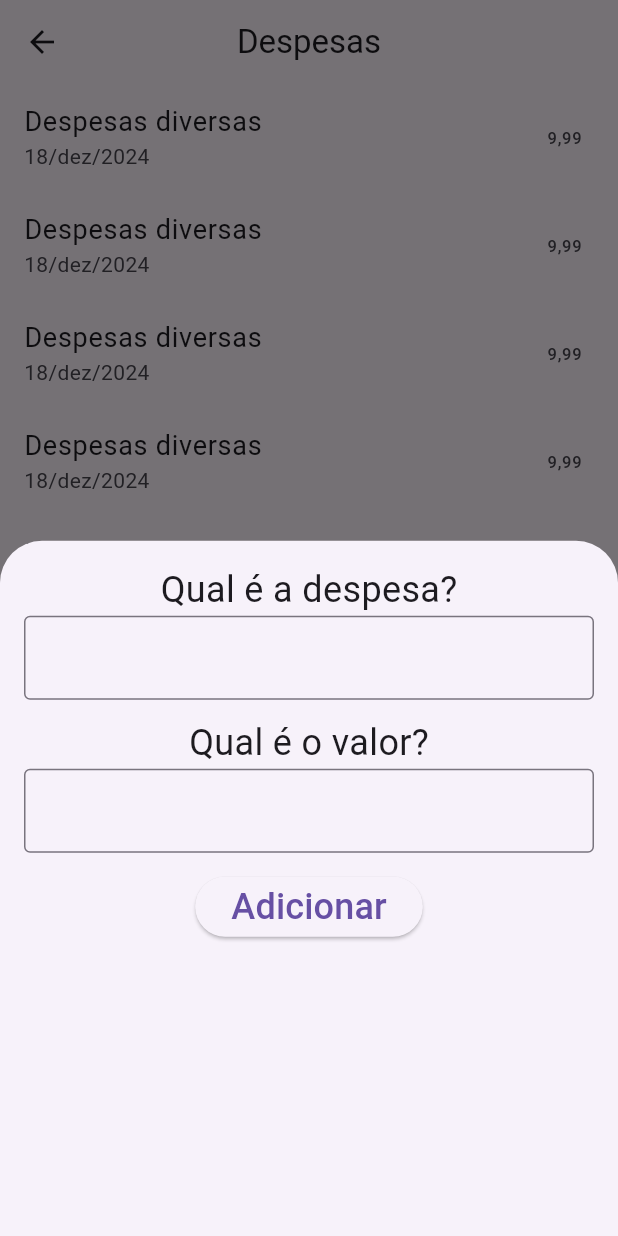
After one commit to Destroier1945/motofinance, a Flutter app: the SpendingPage screen opened directly, after a tap on "Adicionar despesa", on a phone screen of 412 x 824 dp. The commit adds this screen. Run offline on Flutter 3.47's test engine with Material 3 defaults, Android fonts, the phone set to English and light mode, and no system bars.

Commit message:
inlcude Spending Page

```diff
--- a/lib/main.dart
+++ b/lib/main.dart
@@ -1,3 +1,5 @@
+// ignore_for_file: unnecessary_const
+
 import 'package:flutter/material.dart';
 import 'package:motofinance/pages/home_page.dart';
 
@@ -16,7 +18,7 @@ class _MyAppState extends State<MyApp> {
   @override
   Widget build(BuildContext context) {
     return const MaterialApp(
-      home: HomePage(),
+      home: const HomePage(),
     );
   }
 }
--- /dev/null
+++ b/lib/pages/spending_page.dart
@@ -0,0 +1,80 @@
+// ignore_for_file: unnecessary_const
+
+import 'package:flutter/material.dart';
+
+class SpendingPage extends StatefulWidget {
+  const SpendingPage({super.key});
+
+  @override
+  State<SpendingPage> createState() => _SpendingPageState();
+}
+
+class _SpendingPageState extends State<SpendingPage> {
+  int index = 0;
+  int items = 10;
+  @override
+  Widget build(BuildContext context) {
+    return SafeArea(
+      child: Scaffold(
+        appBar: AppBar(
+          title: const Text('Despesas'),
+          centerTitle: true,
+        ),
+        body: ListView.builder(
+          itemCount: items,
+          itemBuilder: (context, index) {
+            return const ListTile(
+              title: Text(
+                'Despesas diversas',
+                style: TextStyle(fontSize: 18),
+              ),
+              trailing: Text('9,99'),
+              subtitle: Text('18/dez/2024'),
+            );
+          },
+        ),
+        floatingActionButton: FloatingActionButton.extended(
+            onPressed: () {
+              showModalBottomSheet(
+                  context: context,
+                  builder: (BuildContext context) {
+                    return Container(
+                        padding: const EdgeInsets.all(16),
+                        child: Column(
+                          children: [
+                            const Text(
+                              'Qual é a despesa?',
+                              style: TextStyle(fontSize: 24),
+                            ),
+                            TextFormField(
+                              decoration: const InputDecoration(
+                                  border: OutlineInputBorder()),
+                            ),
+                            const SizedBox(height: 12),
+                            const Text(
+                              'Qual é o valor?',
+                              style: TextStyle(fontSize: 24),
+                            ),
+                            TextFormField(
+                              keyboardType:
+                                  const TextInputType.numberWithOptions(),
+                              decoration: const InputDecoration(
+                                  border: OutlineInputBorder()),
+                            ),
+                            const SizedBox(height: 12),
+                            ElevatedButton(
+                              onPressed: () {},
+                              child: const Text(
+                                'Adicionar',
+                                style: const TextStyle(fontSize: 24),
+                              ),
+                            ),
+                          ],
+                        ));
+                  });
+            },
+            label: const Text('Adicionar despesa')),
+      ),
+    );
+  }
+}
```
Also changed, not shown: lib/pages/home_page.dart (+12 -52 lines), lib/utils/earn_button.dart (added, +61 -0 lines), lib/utils/km_button.dart (added, +62 -0 lines), lib/utils/km_button_final.dart (added, +60 -0 lines), lib/utils/spending_button.dart (added, +32 -0 lines).
